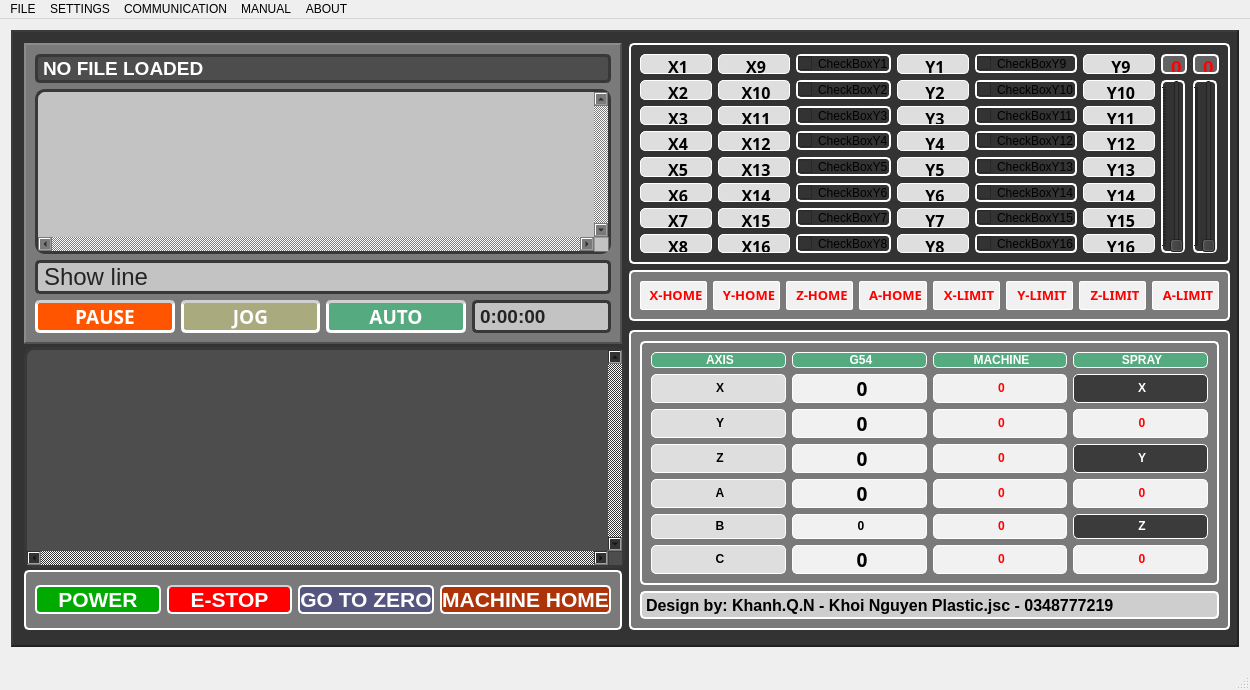
Before: the Qt Designer form QtPaintingChair/workWindow.ui in NguyenKhanh2101993/Painting_Chair_Robot_ver02, drawn with Qt 5.
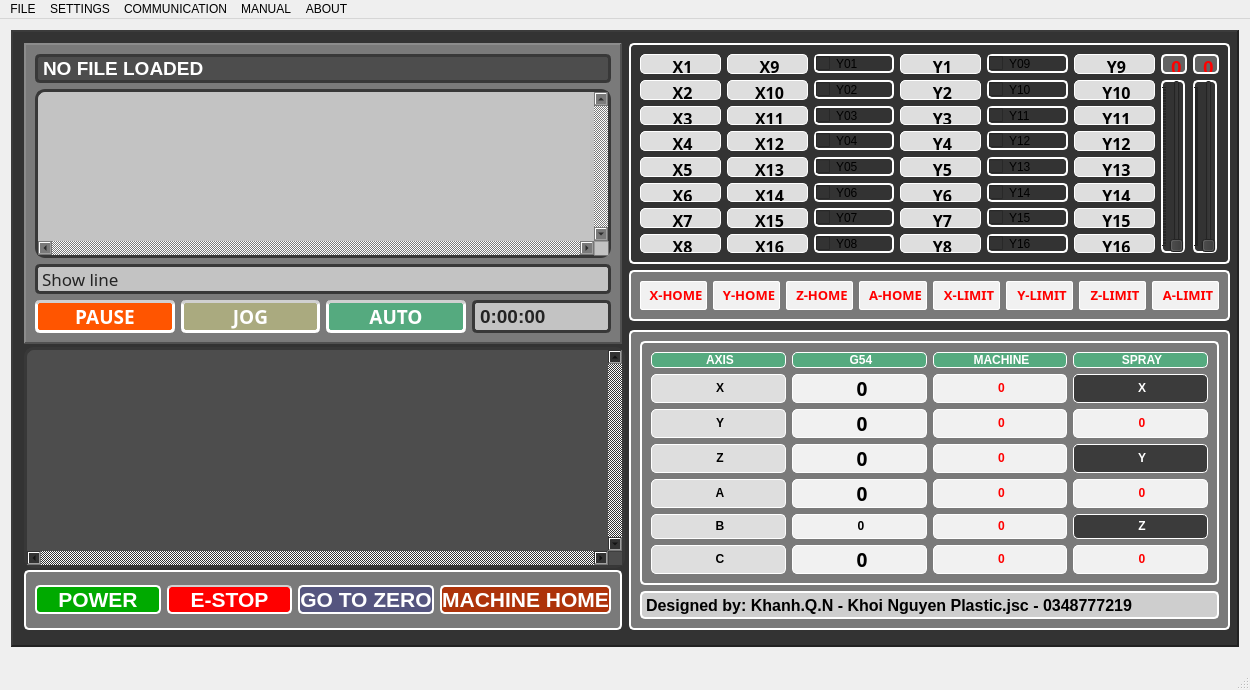
After: the same form once the commit is applied. Icons and pictures are not drawn.

Patch:
```diff
--- a/QtPaintingChair/workWindow.ui
+++ b/QtPaintingChair/workWindow.ui
@@ -200,8 +200,8 @@
        <widget class="QLabel" name="label_showline">
         <property name="font">
          <font>
-          <family>Arial</family>
-          <pointsize>18</pointsize>
+          <family>Arial 12</family>
+          <pointsize>13</pointsize>
           <weight>9</weight>
           <italic>false</italic>
           <bold>false</bold>
@@ -398,8 +398,15 @@
       </item>
       <item row="0" column="2">
        <widget class="QCheckBox" name="checkBoxY1">
+        <property name="styleSheet">
+         <string notr="true">QCheckBox:hover {
+	border: 3px solid rgb(255, 0, 0);
+	color: rgb(255, 255, 255);
+}
+</string>
+        </property>
         <property name="text">
-         <string>CheckBoxY1</string>
+         <string>Y01</string>
         </property>
         <property name="tristate">
          <bool>false</bool>
@@ -437,8 +444,14 @@
       </item>
       <item row="0" column="4">
        <widget class="QCheckBox" name="checkBoxY9">
+        <property name="styleSheet">
+         <string notr="true">QCheckBox:hover {
+	border: 3px solid rgb(255, 0, 0);
+	color: rgb(255, 255, 255);
+}</string>
+        </property>
         <property name="text">
-         <string>CheckBoxY9</string>
+         <string>Y09</string>
         </property>
         <property name="tristate">
          <bool>false</bool>
@@ -567,8 +580,14 @@
       </item>
       <item row="1" column="2">
        <widget class="QCheckBox" name="checkBoxY2">
+        <property name="styleSheet">
+         <string notr="true">QCheckBox:hover {
+	border: 3px solid rgb(255, 0, 0);
+	color: rgb(255, 255, 255);
+}</string>
+        </property>
         <property name="text">
-         <string>CheckBoxY2</string>
+         <string>Y02</string>
         </property>
         <property name="tristate">
          <bool>false</bool>
@@ -600,8 +619,14 @@
       </item>
       <item row="1" column="4">
        <widget class="QCheckBox" name="checkBoxY10">
+        <property name="styleSheet">
+         <string notr="true">QCheckBox:hover {
+	border: 3px solid rgb(255, 0, 0);
+	color: rgb(255, 255, 255);
+}</string>
+        </property>
         <property name="text">
-         <string>CheckBoxY10</string>
+         <string>Y10</string>
         </property>
         <property name="tristate">
          <bool>false</bool>
@@ -729,8 +754,14 @@
       </item>
       <item row="2" column="2">
        <widget class="QCheckBox" name="checkBoxY3">
+        <property name="styleSheet">
+         <string notr="true">QCheckBox:hover {
+	border: 3px solid rgb(255, 0, 0);
+	color: rgb(255, 255, 255);
+}</string>
+        </property>
         <property name="text">
-         <string>CheckBoxY3</string>
+         <string>Y03</string>
         </property>
         <property name="tristate">
          <bool>false</bool>
@@ -762,8 +793,14 @@
       </item>
       <item row="2" column="4">
        <widget class="QCheckBox" name="checkBoxY11">
+        <property name="styleSheet">
+         <string notr="true">QCheckBox:hover {
+	border: 3px solid rgb(255, 0, 0);
+	color: rgb(255, 255, 255);
+}</string>
+        </property>
         <property name="text">
-         <string>CheckBoxY11</string>
+         <string>Y11</string>
         </property>
         <property name="tristate">
          <bool>false</bool>
@@ -841,8 +878,14 @@
       </item>
       <item row="3" column="2">
        <widget class="QCheckBox" name="checkBoxY4">
+        <property name="styleSheet">
+         <string notr="true">QCheckBox:hover {
+	border: 3px solid rgb(255, 0, 0);
+	color: rgb(255, 255, 255);
+}</string>
+        </property>
         <property name="text">
-         <string>CheckBoxY4</string>
+         <string>Y04</string>
         </property>
         <property name="tristate">
          <bool>false</bool>
@@ -874,8 +917,14 @@
       </item>
       <item row="3" column="4">
        <widget class="QCheckBox" name="checkBoxY12">
+        <property name="styleSheet">
+         <string notr="true">QCheckBox:hover {
+	border: 3px solid rgb(255, 0, 0);
+	color: rgb(255, 255, 255);
+}</string>
+        </property>
         <property name="text">
-         <string>CheckBoxY12</string>
+         <string>Y12</string>
         </property>
         <property name="tristate">
          <bool>false</bool>
@@ -953,8 +1002,14 @@
       </item>
       <item row="4" column="2">
        <widget class="QCheckBox" name="checkBoxY5">
+        <property name="styleSheet">
+         <string notr="true">QCheckBox:hover {
+	border: 3px solid rgb(255, 0, 0);
+	color: rgb(255, 255, 255);
+}</string>
+        </property>
         <property name="text">
-         <string>CheckBoxY5</string>
+         <string>Y05</string>
         </property>
         <property name="tristate">
          <bool>false</bool>
@@ -986,8 +1041,14 @@
       </item>
       <item row="4" column="4">
        <widget class="QCheckBox" name="checkBoxY13">
+        <property name="styleSheet">
+         <string notr="true">QCheckBox:hover {
+	border: 3px solid rgb(255, 0, 0);
+	color: rgb(255, 255, 255);
+}</string>
+        </property>
         <property name="text">
-         <string>CheckBoxY13</string>
+         <string>Y13</string>
         </property>
         <property name="tristate">
          <bool>false</bool>
@@ -1065,8 +1126,14 @@
       </item>
       <item row="5" column="2">
        <widget class="QCheckBox" name="checkBoxY6">
+        <property name="styleSheet">
+         <string notr="true">QCheckBox:hover {
+	border: 3px solid rgb(255, 0, 0);
+	color: rgb(255, 255, 255);
+}</string>
+        </property>
         <property name="text">
-         <string>CheckBoxY6</string>
+         <string>Y06</string>
         </property>
         <property name="tristate">
          <bool>false</bool>
@@ -1098,8 +1165,14 @@
       </item>
       <item row="5" column="4">
        <widget class="QCheckBox" name="checkBoxY14">
+        <property name="styleSheet">
+         <string notr="true">QCheckBox:hover {
+	border: 3px solid rgb(255, 0, 0);
+	color: rgb(255, 255, 255);
+}</string>
+        </property>
         <property name="text">
-         <string>CheckBoxY14</string>
+         <string>Y14</string>
         </property>
         <property name="tristate">
          <bool>false</bool>
@@ -1177,8 +1250,14 @@
       </item>
       <item row="6" column="2">
        <widget class="QCheckBox" name="checkBoxY7">
+        <property name="styleSheet">
+         <string notr="true">QCheckBox:hover {
+	border: 3px solid rgb(255, 0, 0);
+	color: rgb(255, 255, 255);
+}</string>
+        </property>
         <property name="text">
-         <string>CheckBoxY7</string>
+         <string>Y07</string>
         </property>
         <property name="tristate">
          <bool>false</bool>
@@ -1210,8 +1289,14 @@
       </item>
       <item row="6" column="4">
        <widget class="QCheckBox" name="checkBoxY15">
+        <property name="styleSheet">
+         <string notr="true">QCheckBox:hover {
+	border: 3px solid rgb(255, 0, 0);
+	color: rgb(255, 255, 255);
+}</string>
+        </property>
         <property name="text">
-         <string>CheckBoxY15</string>
+         <string>Y15</string>
         </property>
         <property name="tristate">
          <bool>false</bool>
@@ -1289,8 +1374,14 @@
       </item>
       <item row="7" column="2">
        <widget class="QCheckBox" name="checkBoxY8">
+        <property name="styleSheet">
+         <string notr="true">QCheckBox:hover {
+	border: 3px solid rgb(255, 0, 0);
+	color: rgb(255, 255, 255);
+}</string>
+        </property>
         <property name="text">
-         <string>CheckBoxY8</string>
+         <string>Y08</string>
         </property>
         <property name="tristate">
          <bool>false</bool>
@@ -1322,8 +1413,14 @@
       </item>
       <item row="7" column="4">
        <widget class="QCheckBox" name="checkBoxY16">
+        <property name="styleSheet">
+         <string notr="true">QCheckBox:hover {
+	border: 3px solid rgb(255, 0, 0);
+	color: rgb(255, 255, 255);
+}</string>
+        </property>
         <property name="text">
-         <string>CheckBoxY16</string>
+         <string>Y16</string>
         </property>
         <property name="tristate">
          <bool>false</bool>
@@ -2158,7 +2255,7 @@
          <string notr="true">background-color: rgb(206, 206, 206);</string>
         </property>
         <property name="text">
-         <string>Design by: Khanh.Q.N - Khoi Nguyen Plastic.jsc - 0348777219</string>
+         <string>Designed by: Khanh.Q.N - Khoi Nguyen Plastic.jsc - 0348777219</string>
         </property>
        </widget>
       </item>
```
Left out of the diff: 3 changed lines with no effect on the pictures.
